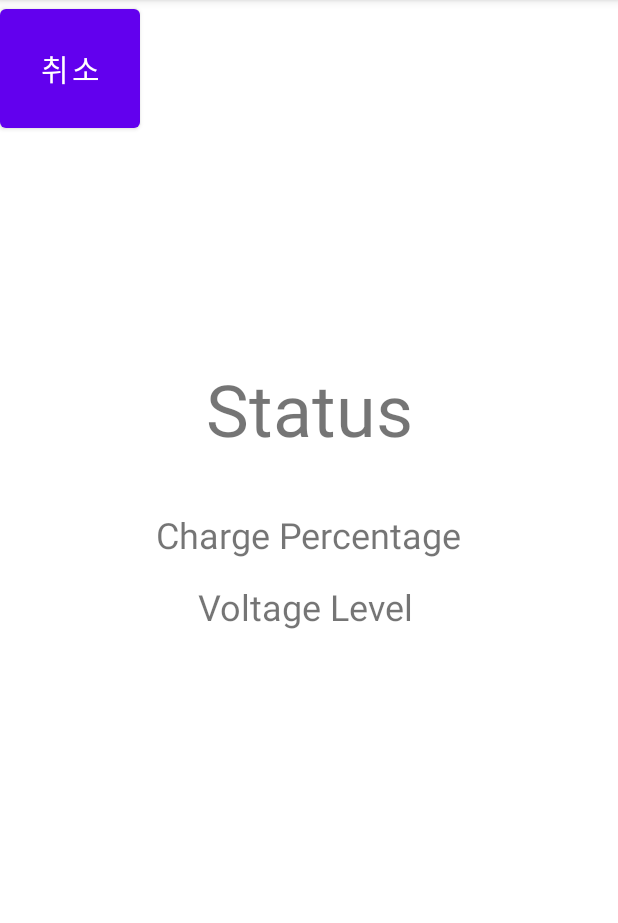
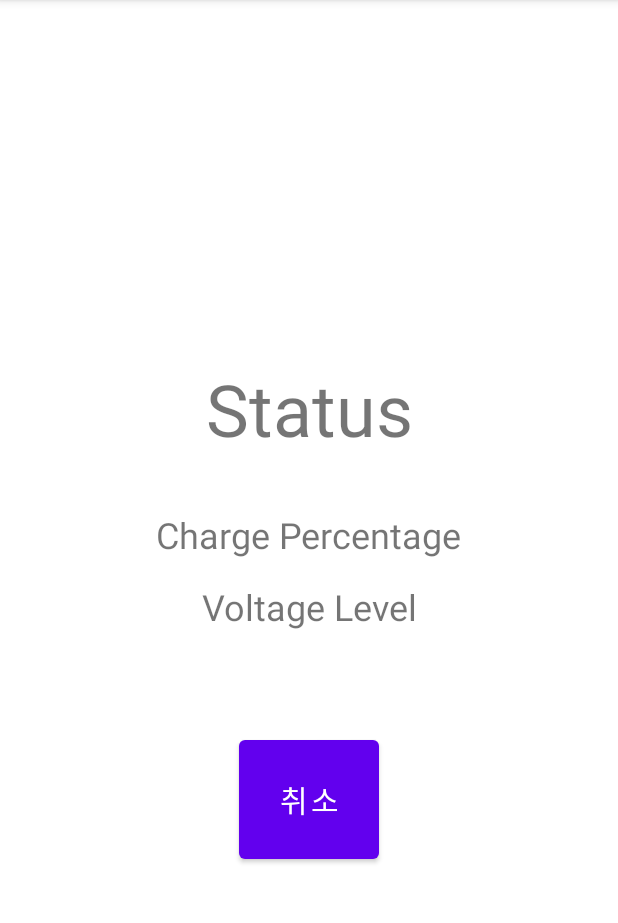
Before and after one commit to SweetWeeds/ICE3037_Project, an Android app: the StatusActivity screen opened directly, with no data from a screen before it, on a phone screen of 412 x 824 dp, the part 84-1007 px from its top. Run offline under Robolectric (Android 15) with nearby library versions, the phone set to English and light mode, and no system bars; our stand-ins replace Firebase (no records; nobody signed in at launch, a user with empty details on screens opened directly).

Commit message:
Application Modified

```diff
--- a/Application/QRCode/app/src/main/java/com/hankyul/qrcode/StatusActivity.java
+++ b/Application/QRCode/app/src/main/java/com/hankyul/qrcode/StatusActivity.java
@@ -4,6 +4,7 @@ import androidx.annotation.NonNull;
 import androidx.appcompat.app.AppCompatActivity;
 
 import android.os.Bundle;
+import android.view.LayoutInflater;
 import android.widget.Toast;
 import android.widget.TextView;
 
@@ -15,67 +16,21 @@ import com.google.firebase.database.DatabaseReference;
 import com.google.firebase.database.FirebaseDatabase;
 import com.google.firebase.database.IgnoreExtraProperties;
 import com.google.firebase.database.ValueEventListener;
-
-
+import com.hankyul.qrcode.ChargeStatus;
 
 public class StatusActivity extends AppCompatActivity {
     private DatabaseReference mDatabase = FirebaseDatabase.getInstance().getReference();
-    TextView statusTextView;
-    TextView percentageTextView;
-    TextView voltageTextView;
-
-    @IgnoreExtraProperties
-    public class ChargeStatus {
-        public String chargingStatus;
-        public String chargePercentage;
-        public String voltageValue;
-
-        public ChargeStatus() {
-
-        }
-
-        public ChargeStatus(String chargePercentage, String voltageValue) {
-            this.chargePercentage = chargePercentage;
-            this.voltageValue = voltageValue;
-        }
-
-        public String getChargingStatus() {
-            return chargingStatus;
-        }
-
-        public void setChargingStatus(String chargingStatus) {
-            this.chargingStatus = chargingStatus;
-        }
-
-        public String getChargePercentage() {
-            return chargePercentage;
-        }
-
-        public void setChargePercentage(String chargePercentage) {
-            this.chargePercentage = chargePercentage;
-        }
-
-        public String getVoltageValue() {
-            return voltageValue;
-        }
-
-        public void setVoltageValue(String voltageValue) {
-            this.voltageValue = voltageValue;
-        }
-
-        @Override
-        public String toString() {
-            return "chargingStatus='" + chargingStatus + '\'' +
-                    "chargePercentage='" + chargePercentage + '\'' +
-                    "voltageValue='" + voltageValue + '\'' +
-                    '}';
-        }
-    }
+    private TextView statusTextView;
+    private TextView percentageTextView;
+    private TextView voltageTextView;
 
     @Override
     protected void onCreate(Bundle savedInstanceState) {
         super.onCreate(savedInstanceState);
         setContentView(R.layout.activity_status);
+        statusTextView     = (TextView)findViewById(R.id.statusTextView);
+        percentageTextView = (TextView)findViewById(R.id.percentageTextView);
+        voltageTextView    = (TextView)findViewById(R.id.voltageTextView);
         readUser();
     }
 
@@ -88,8 +43,8 @@ public class StatusActivity extends AppCompatActivity {
                     ChargeStatus post = snapshot.getValue(ChargeStatus.class);
                     Toast.makeText(StatusActivity.this, "getData" + post.toString(), Toast.LENGTH_SHORT).show();
                     statusTextView.setText(post.getChargingStatus());
-                    percentageTextView.setText(post.getChargePercentage());
-                    voltageTextView.setText(post.getVoltageValue());
+                    percentageTextView.setText(post.getChargePercentage() + '%');
+                    voltageTextView.setText(post.getVoltageValue() + 'V');
                 } else {
                     Toast.makeText(StatusActivity.this, "데이터 없음...", Toast.LENGTH_SHORT).show();
                 }
--- a/Application/QRCode/app/src/main/res/layout/activity_status.xml
+++ b/Application/QRCode/app/src/main/res/layout/activity_status.xml
@@ -23,10 +23,10 @@
         android:id="@+id/percentageTextView"
         android:layout_width="wrap_content"
         android:layout_height="wrap_content"
-        android:layout_marginStart="104dp"
         android:layout_marginTop="340dp"
         android:text="Charge Percentage"
         android:textSize="24sp"
+        app:layout_constraintEnd_toEndOf="parent"
         app:layout_constraintStart_toStartOf="parent"
         app:layout_constraintTop_toTopOf="parent" />
 
@@ -34,10 +34,10 @@
         android:id="@+id/voltageTextView"
         android:layout_width="wrap_content"
         android:layout_height="wrap_content"
-        android:layout_marginStart="132dp"
         android:layout_marginTop="388dp"
         android:text="Voltage Level"
         android:textSize="24sp"
+        app:layout_constraintEnd_toEndOf="parent"
         app:layout_constraintStart_toStartOf="parent"
         app:layout_constraintTop_toTopOf="parent" />
 
@@ -45,8 +45,10 @@
         android:id="@+id/cancelButton"
         android:layout_width="93dp"
         android:layout_height="91dp"
+        android:layout_marginBottom="189dp"
         android:text="취소"
         android:textSize="20sp"
-        tools:layout_editor_absoluteX="159dp"
-        tools:layout_editor_absoluteY="451dp" />
+        app:layout_constraintBottom_toBottomOf="parent"
+        app:layout_constraintEnd_toEndOf="parent"
+        app:layout_constraintStart_toStartOf="parent" />
 </androidx.constraintlayout.widget.ConstraintLayout>
```
Also changed, not shown: Application/QRCode/app/src/main/java/com/hankyul/qrcode/ChargeStatus.java (added, +54 -0 lines), 1 other file.
